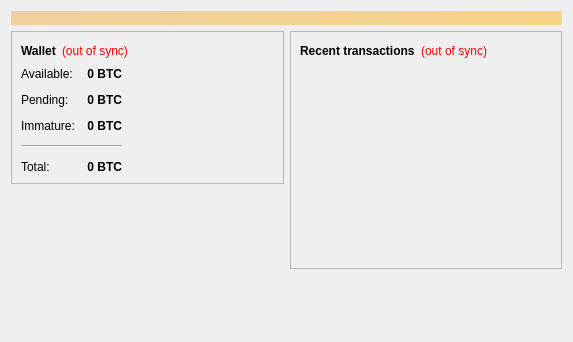
First picture: the form in src/qt/forms/overviewpage.ui, repository cbtc/Pesetacoin-0.9.2-Oficial, before the edit.
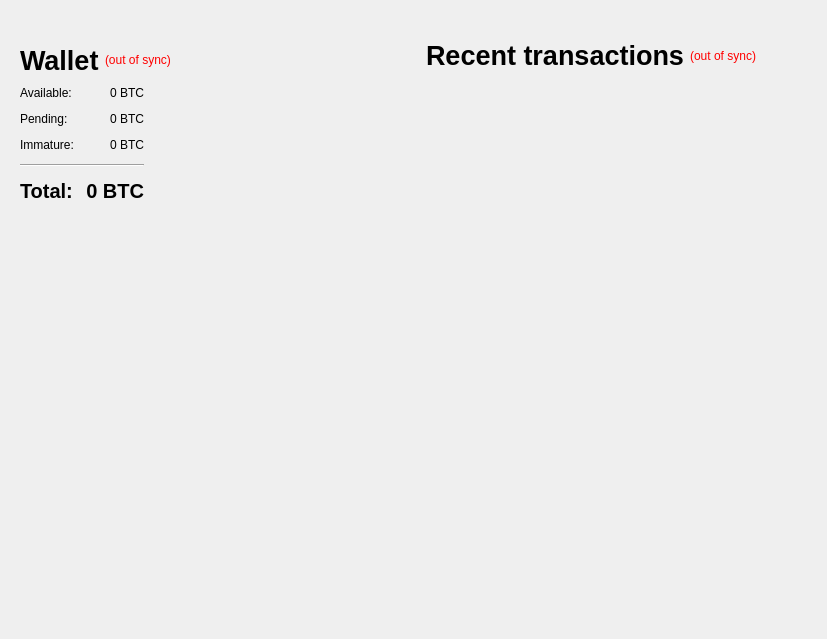
Second picture: the form after the edit. Icons and pictures are not drawn.

```diff
--- a/src/qt/forms/overviewpage.ui
+++ b/src/qt/forms/overviewpage.ui
@@ -6,8 +6,8 @@
    <rect>
     <x>0</x>
     <y>0</y>
-    <width>573</width>
-    <height>342</height>
+    <width>827</width>
+    <height>639</height>
    </rect>
   </property>
   <property name="windowTitle">
@@ -20,7 +20,7 @@
       <bool>false</bool>
      </property>
      <property name="styleSheet">
-      <string notr="true">background-color: qlineargradient(x1: 0, y1: 0, x2: 1, y2: 0, stop:0 #F0D0A0, stop:1 #F8D488); color:#000000;</string>
+      <string notr="true">QLabel { color: red; }</string>
      </property>
      <property name="wordWrap">
       <bool>true</bool>
@@ -36,9 +36,6 @@
       <layout class="QVBoxLayout" name="verticalLayout_2">
        <item>
         <widget class="QFrame" name="frame">
-         <property name="frameShape">
-          <enum>QFrame::StyledPanel</enum>
-         </property>
          <property name="frameShadow">
           <enum>QFrame::Raised</enum>
          </property>
@@ -49,10 +46,14 @@
              <widget class="QLabel" name="label_5">
               <property name="font">
                <font>
+                <pointsize>20</pointsize>
                 <weight>75</weight>
                 <bold>true</bold>
                </font>
               </property>
+              <property name="styleSheet">
+               <string notr="true">QLabel { color: black; }</string>
+              </property>
               <property name="text">
                <string>Wallet</string>
               </property>
@@ -82,7 +83,7 @@
               <property name="sizeHint" stdset="0">
                <size>
                 <width>40</width>
-                <height>20</height>
+                <height>40</height>
                </size>
               </property>
              </spacer>
@@ -113,8 +114,8 @@
              <widget class="QLabel" name="labelBalance">
               <property name="font">
                <font>
-                <weight>75</weight>
-                <bold>true</bold>
+                  <weight>50</weight>
+                  <bold>false</bold>
                </font>
               </property>
               <property name="cursor">
@@ -145,8 +146,8 @@
              <widget class="QLabel" name="labelUnconfirmed">
               <property name="font">
                <font>
-                <weight>75</weight>
-                <bold>true</bold>
+                  <weight>50</weight>
+                  <bold>false</bold>
                </font>
               </property>
               <property name="cursor">
@@ -177,8 +178,8 @@
              <widget class="QLabel" name="labelImmature">
               <property name="font">
                <font>
-                <weight>75</weight>
-                <bold>true</bold>
+                  <weight>50</weight>
+                  <bold>false</bold>
                </font>
               </property>
               <property name="toolTip">
@@ -197,6 +198,13 @@
             </item>
             <item row="4" column="0">
              <widget class="QLabel" name="labelTotalText">
+                <property name="font">
+                 <font>
+                  <pointsize>15</pointsize>
+                  <weight>75</weight>
+                  <bold>true</bold>
+                 </font>
+                </property>
               <property name="text">
                <string>Total:</string>
               </property>
@@ -206,6 +214,7 @@
              <widget class="QLabel" name="labelTotal">
               <property name="font">
                <font>
+                  <pointsize>15</pointsize>
                 <weight>75</weight>
                 <bold>true</bold>
                </font>
@@ -216,6 +225,9 @@
               <property name="toolTip">
                <string>Your current total balance</string>
               </property>
+                <property name="styleSheet">
+                 <string notr="true">QLabel { color: black; }</string>
+                </property>
               <property name="text">
                <string notr="true">0 BTC</string>
               </property>
@@ -279,7 +291,7 @@
           <bool>false</bool>
          </property>
          <property name="alignment">
-          <set>Qt::AlignCenter</set>
+          <set>Qt::AlignLeading</set>
          </property>
          <property name="margin">
           <number>-2</number>
@@ -292,9 +304,6 @@
       <layout class="QVBoxLayout" name="verticalLayout_3">
        <item>
         <widget class="QFrame" name="frame_2">
-         <property name="frameShape">
-          <enum>QFrame::StyledPanel</enum>
-         </property>
          <property name="frameShadow">
           <enum>QFrame::Raised</enum>
          </property>
@@ -303,6 +312,16 @@
            <layout class="QHBoxLayout" name="horizontalLayout_2">
             <item>
              <widget class="QLabel" name="label_4">
+              <property name="font">
+               <font>
+                <pointsize>20</pointsize>
+                <weight>75</weight>
+                <bold>true</bold>
+               </font>
+              </property>
+              <property name="styleSheet">
+               <string notr="true">QLabel { color: black; }</string>
+              </property>
               <property name="text">
                <string>&lt;b&gt;Recent transactions&lt;/b&gt;</string>
               </property>
@@ -341,11 +360,23 @@
           </item>
           <item>
            <widget class="QListView" name="listTransactions">
+            <property name="font">
+             <font>
+              <weight>75</weight>
+              <bold>true</bold>
+             </font>
+            </property>
             <property name="styleSheet">
              <string notr="true">QListView { background: transparent; }</string>
             </property>
             <property name="frameShape">
-             <enum>QFrame::NoFrame</enum>
+             <enum>QFrame::Box</enum>
+            </property>
+            <property name="frameShadow">
+             <enum>QFrame::Plain</enum>
+            </property>
+            <property name="lineWidth">
+             <number>0</number>
             </property>
             <property name="verticalScrollBarPolicy">
              <enum>Qt::ScrollBarAlwaysOff</enum>
```
Left out of the diff: 4 changed lines with no effect on the pictures. Lines whose indentation alone changed are shown as unchanged.
